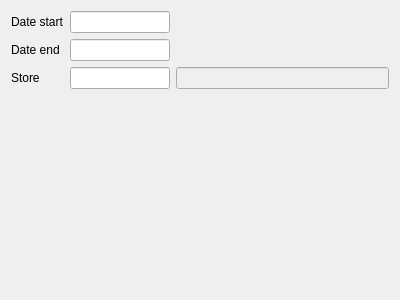
Before: the Qt Designer form Reports/cr5storedocumentsfilter.ui in End1-1/Cafe5, drawn with Qt 5.
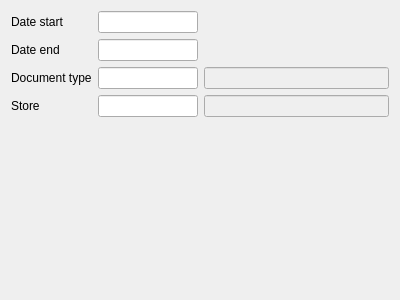
After: the same form once the commit is applied. Custom widgets are drawn as their Qt base class.

```diff
--- a/Reports/cr5storedocumentsfilter.ui
+++ b/Reports/cr5storedocumentsfilter.ui
@@ -34,13 +34,6 @@
      </property>
     </widget>
    </item>
-   <item row="1" column="0">
-    <widget class="QLabel" name="label_2">
-     <property name="text">
-      <string>Date end</string>
-     </property>
-    </widget>
-   </item>
    <item row="1" column="1">
     <widget class="C5DateEdit" name="deEnd">
      <property name="maximumSize">
@@ -54,34 +47,21 @@
      </property>
     </widget>
    </item>
-   <item row="2" column="0">
+   <item row="1" column="0">
+    <widget class="QLabel" name="label_2">
+     <property name="text">
+      <string>Date end</string>
+     </property>
+    </widget>
+   </item>
+   <item row="6" column="0">
     <widget class="QLabel" name="label_3">
      <property name="text">
       <string>Store</string>
      </property>
     </widget>
    </item>
-   <item row="2" column="1">
-    <widget class="C5LineEditWithSelector" name="leStore">
-     <property name="maximumSize">
-      <size>
-       <width>100</width>
-       <height>16777215</height>
-      </size>
-     </property>
-     <property name="FilterName" stdset="0">
-      <string>store</string>
-     </property>
-    </widget>
-   </item>
-   <item row="2" column="2">
-    <widget class="QLineEdit" name="leStoreName">
-     <property name="enabled">
-      <bool>false</bool>
-     </property>
-    </widget>
-   </item>
-   <item row="3" column="1">
+   <item row="8" column="1">
     <spacer name="verticalSpacer">
      <property name="orientation">
       <enum>Qt::Vertical</enum>
@@ -94,6 +74,53 @@
      </property>
     </spacer>
    </item>
+   <item row="6" column="2">
+    <widget class="QLineEdit" name="leStoreName">
+     <property name="enabled">
+      <bool>false</bool>
+     </property>
+    </widget>
+   </item>
+   <item row="6" column="1">
+    <widget class="C5LineEditWithSelector" name="leStore">
+     <property name="maximumSize">
+      <size>
+       <width>100</width>
+       <height>16777215</height>
+      </size>
+     </property>
+     <property name="FilterName" stdset="0">
+      <string>store</string>
+     </property>
+    </widget>
+   </item>
+   <item row="2" column="1">
+    <widget class="C5LineEditWithSelector" name="leType">
+     <property name="maximumSize">
+      <size>
+       <width>100</width>
+       <height>16777215</height>
+      </size>
+     </property>
+     <property name="FilterName" stdset="0">
+      <string>type</string>
+     </property>
+    </widget>
+   </item>
+   <item row="2" column="2">
+    <widget class="QLineEdit" name="leTypeName">
+     <property name="enabled">
+      <bool>false</bool>
+     </property>
+    </widget>
+   </item>
+   <item row="2" column="0">
+    <widget class="QLabel" name="label_4">
+     <property name="text">
+      <string>Document type</string>
+     </property>
+    </widget>
+   </item>
   </layout>
  </widget>
  <customwidgets>
```
